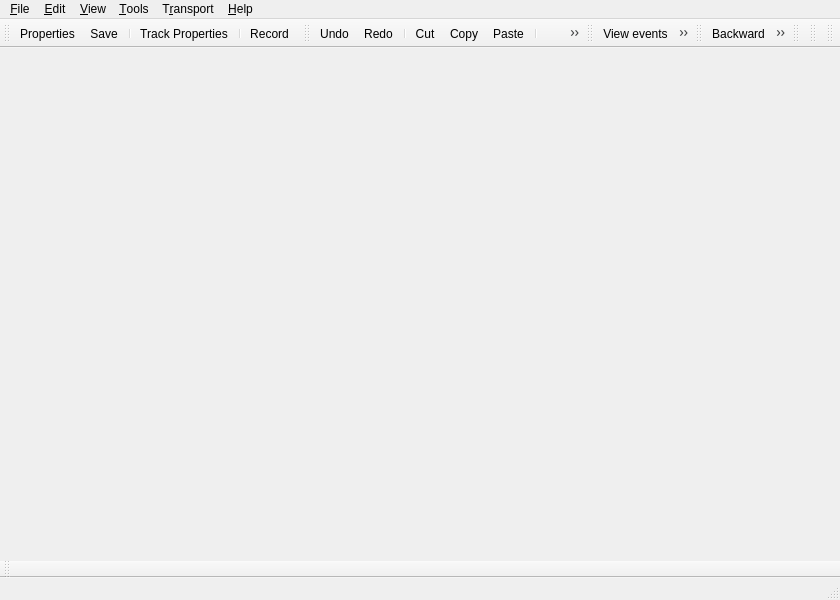
This is src/qtractorMidiEditorForm.ui in rncbc/qtractor as Qt 5 draws it before an edit. The edited form follows.
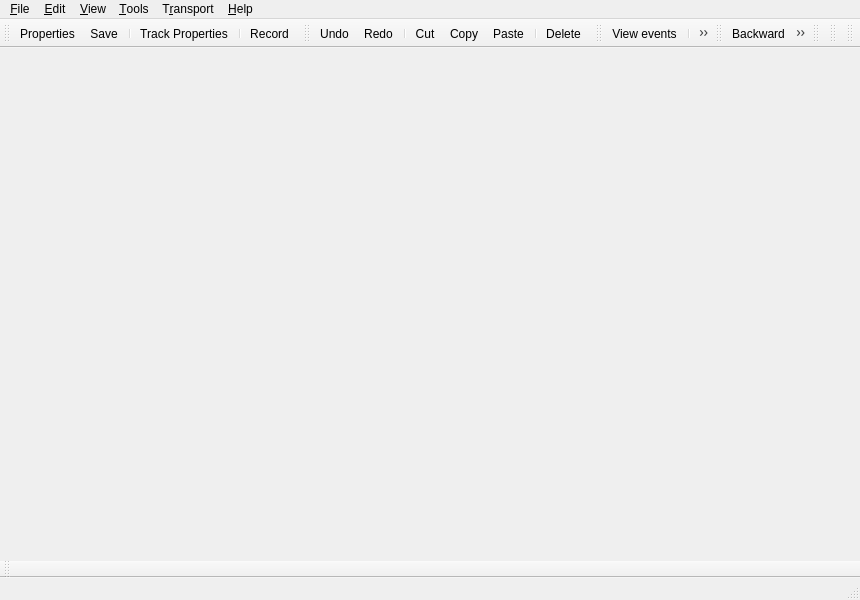
This is the edited form. Icons and pictures are not drawn.

```diff
--- a/src/qtractorMidiEditorForm.ui
+++ b/src/qtractorMidiEditorForm.ui
@@ -26,7 +26,7 @@
    <rect>
     <x>0</x>
     <y>0</y>
-    <width>840</width>
+    <width>860</width>
     <height>600</height>
    </rect>
   </property>
```
Left out of the diff: 2 changed lines with no effect on the pictures.
